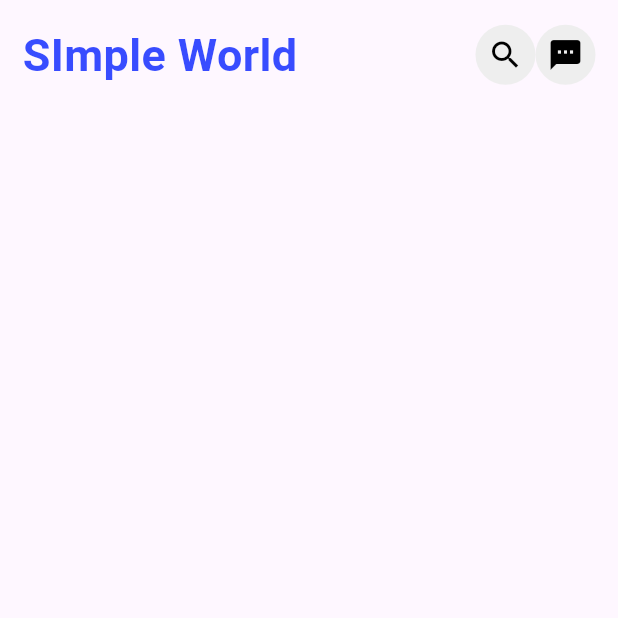
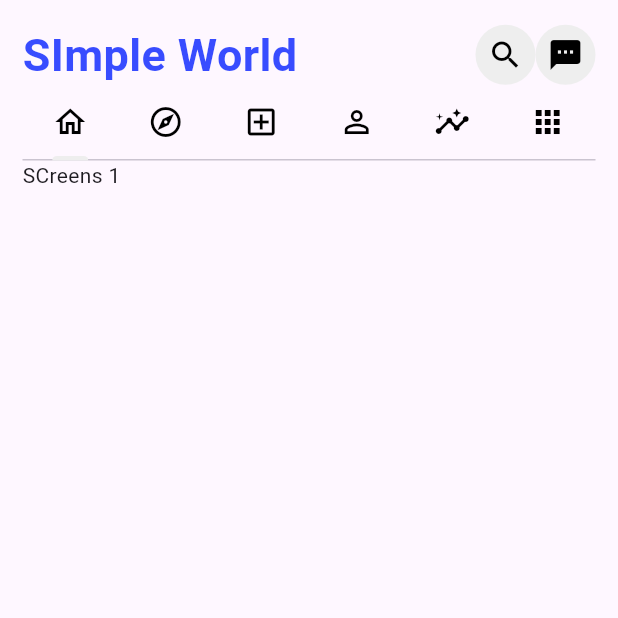
Before and after one commit to programmerrajbhai/meetyarah, a Flutter app: the screen it shows after launch, on a phone screen of 412 x 824 dp, the top half of it. Run offline on Flutter 3.47's test engine with Material 3 defaults, Android fonts, the phone set to English and light mode, and no system bars; our stand-ins replace get.

Commit message:
tab bar implement

```diff
--- a/lib/ui/home/screens/baseScreens.dart
+++ b/lib/ui/home/screens/baseScreens.dart
@@ -13,7 +13,9 @@ class Basescreens extends StatefulWidget {
 class _BasescreensState extends State<Basescreens> {
   @override
   Widget build(BuildContext context) {
-    return Scaffold(
+    return DefaultTabController(
+      length: 6,
+      child: Scaffold(
         body: Padding(
           padding: EdgeInsets.all(15),
           child: Column(
@@ -33,28 +35,59 @@ class _BasescreensState extends State<Basescreens> {
                     children: [
                       CircleAvatar(
                         backgroundColor: ColorPath.softGray,
-                      child: IconButton(onPressed: (){},
-                          icon: Icon(Icons.search,
+                        child: IconButton(
+                          onPressed: () {},
+                          icon: Icon(
+                            Icons.search,
                             color: Colors.black,
                             size: 24,
-                          )),
+                          ),
+                        ),
                       ),
                       CircleAvatar(
                         backgroundColor: ColorPath.softGray,
-                      child: IconButton(onPressed: (){},
-                          icon: Icon(Icons.sms,
-                            color: Colors.black,
-                            size: 24,
-                          )),
+                        child: IconButton(
+                          onPressed: () {},
+                          icon: Icon(Icons.sms, color: Colors.black, size: 24),
                         ),
-
-                  ],
-                )
+                      ),
                     ],
                   ),
-
-
                 ],
+              ),
+              Container(
+                child: TabBar(
+                  labelColor: Colors.black,
+                  // সিলেক্টেড ট্যাবের লেখার রঙ
+                  unselectedLabelColor: Colors.black,
+                  // অন্যান্য ট্যাবের লেখার রঙ
+                  indicatorColor: ColorPath.softGray,
+                  // ইন্ডিকেটরের রঙ
+                  indicatorWeight: 3.0,
+                  tabs: [
+                    Tab(icon: Icon(Icons.home_outlined)),
+                    Tab(icon: Icon(Icons.explore_outlined)),
+                    Tab(icon: Icon(Icons.add_box_outlined)),
+                    Tab(icon: Icon(Icons.person_outline)),
+                    Tab(icon: Icon(Icons.insights)),
+                    Tab(icon: Icon(Icons.apps)),
+                  ],
+                ),
+              ),
+              Expanded(
+                child: TabBarView(
+                  children: [
+                    Text("SCreens 1"),
+                    Text("SCreens 2"),
+                    Text("SCreens 3"),
+                    Text("SCreens 4"),
+                    Text("SCreens 5"),
+                    Text("SCreens 6"),
+                  ],
+                ),
+              ),
+            ],
+          ),
         ),
       ),
     );
```
Lines whose indentation alone changed are shown as unchanged.
